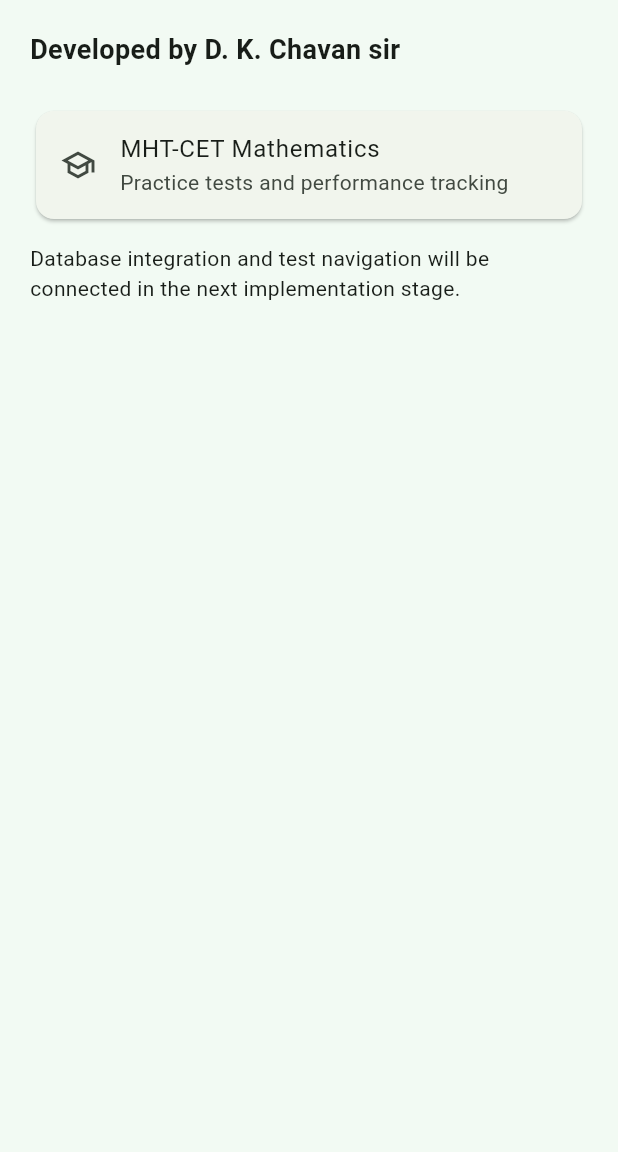
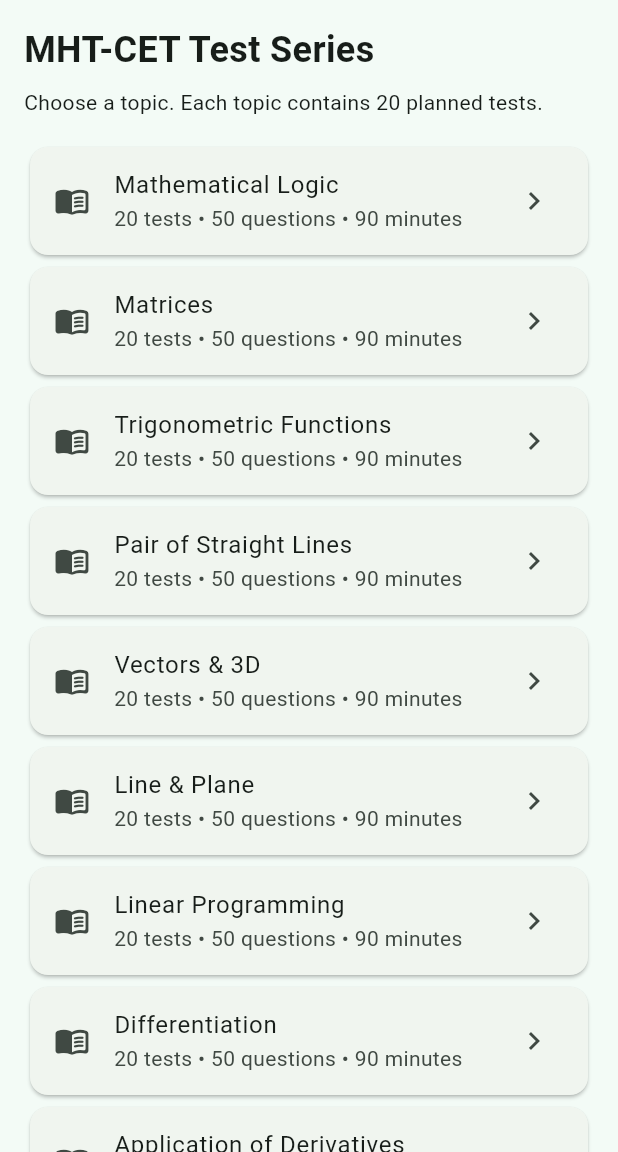
Before and after one commit to ruralzedu-creator/Ruralz-Maths, a Flutter app: the screen it shows after launch, on a phone screen of 412 x 824 dp, the part 84-1236 px from its top. Run offline on Flutter 3.47's test engine with Material 3 defaults, Android fonts, the phone set to English and light mode, and no system bars.

Commit message:
Implement Ruralz Maths splash screen, topic navigation and 20-test lists

```diff
--- a/lib/main.dart
+++ b/lib/main.dart
@@ -1,54 +1,31 @@
 import 'package:flutter/material.dart';
 
-void main() {
-  runApp(const RuralzMathsApp());
-}
+void main() => runApp(const RuralzMathsApp());
 
 class RuralzMathsApp extends StatelessWidget {
   const RuralzMathsApp({super.key});
-
   @override
-  Widget build(BuildContext context) {
-    return MaterialApp(
-      debugShowCheckedModeBanner: false,
-      title: 'Ruralz Maths',
-      theme: ThemeData(
-        colorScheme: ColorScheme.fromSeed(seedColor: const Color(0xFF7CBF8A)),
-        scaffoldBackgroundColor: const Color(0xFFF2FAF3),
-        useMaterial3: true,
-      ),
-      home: const HomePage(),
-    );
-  }
+  Widget build(BuildContext context) => MaterialApp(
+    debugShowCheckedModeBanner: false,
+    title: 'Ruralz Maths',
+    theme: ThemeData(useMaterial3: true, colorSchemeSeed: const Color(0xFF2E7D5B), scaffoldBackgroundColor: const Color(0xFFF3FBF6)),
+    home: const SplashScreen(),
+  );
 }
 
-class HomePage extends StatelessWidget {
-  const HomePage({super.key});
+class SplashScreen extends StatefulWidget { const SplashScreen({super.key}); @override State<SplashScreen> createState() => _SplashScreenState(); }
+class _SplashScreenState extends State<SplashScreen> {
+  @override void initState() { super.initState(); Future.delayed(const Duration(seconds: 3), () { if (mounted) Navigator.pushReplacement(context, MaterialPageRoute(builder: (_) => const HomeScreen())); }); }
+  @override Widget build(BuildContext context) => const Scaffold(body: Center(child: Column(mainAxisSize: MainAxisSize.min, children: [Icon(Icons.calculate_rounded, size: 88, color: Color(0xFF2E7D5B)), SizedBox(height: 18), Text('Ruralz Maths', style: TextStyle(fontSize: 30, fontWeight: FontWeight.bold)), SizedBox(height: 12), Text('Developed by D. K. Chavan sir'), Text('MHT-CET Mathematics Practice')]));
+}
 
-  @override
-  Widget build(BuildContext context) {
-    return Scaffold(
-      appBar: AppBar(title: const Text('Ruralz Maths')),
-      body: Padding(
-        padding: const EdgeInsets.all(20),
-        child: Column(
-          crossAxisAlignment: CrossAxisAlignment.start,
-          children: [
-            const Text('Developed by D. K. Chavan sir', style: TextStyle(fontSize: 18, fontWeight: FontWeight.bold)),
-            const SizedBox(height: 24),
-            Card(
-              child: ListTile(
-                leading: const Icon(Icons.school_outlined),
-                title: const Text('MHT-CET Mathematics'),
-                subtitle: const Text('Practice tests and performance tracking'),
-                onTap: () {},
-              ),
-            ),
-            const SizedBox(height: 12),
-            const Text('Database integration and test navigation will be connected in the next implementation stage.'),
-          ],
-        ),
-      ),
-    );
-  }
+class HomeScreen extends StatelessWidget {
+  const HomeScreen({super.key});
+  static const topics = ['Mathematical Logic','Matrices','Trigonometric Functions','Pair of Straight Lines','Vectors & 3D','Line & Plane','Linear Programming','Differentiation','Application of Derivatives','Integration','Definite Integration','Application of Definite Integral','Differential Equation','Probability Distributions','Binomial Distribution'];
+  @override Widget build(BuildContext context) => Scaffold(appBar: AppBar(title: const Text('Ruralz Maths')), body: ListView(padding: const EdgeInsets.all(16), children: [const Text('MHT-CET Test Series', style: TextStyle(fontSize: 24, fontWeight: FontWeight.bold)), const SizedBox(height: 8), const Text('Choose a topic. Each topic contains 20 planned tests.'), const SizedBox(height: 16), ...topics.map((topic) => Card(child: ListTile(leading: const Icon(Icons.menu_book_rounded), title: Text(topic), subtitle: const Text('20 tests • 50 questions • 90 minutes'), trailing: const Icon(Icons.chevron_right), onTap: () => Navigator.push(context, MaterialPageRoute(builder: (_) => TestListScreen(topic: topic)))))]));
 }
+
+class TestListScreen extends StatelessWidget {
+  final String topic; const TestListScreen({super.key, required this.topic});
+  @override Widget build(BuildContext context) => Scaffold(appBar: AppBar(title: Text(topic)), body: ListView.builder(padding: const EdgeInsets.all(16), itemCount: 20, itemBuilder: (_, i) => Card(child: ListTile(title: Text('Test ${i + 1}'), subtitle: const Text('50 questions • 90 minutes'), trailing: const Icon(Icons.play_arrow), onTap: () => ScaffoldMessenger.of(context).showSnackBar(const SnackBar(content: Text('Supabase question integration is pending.'))))));
+}
```
